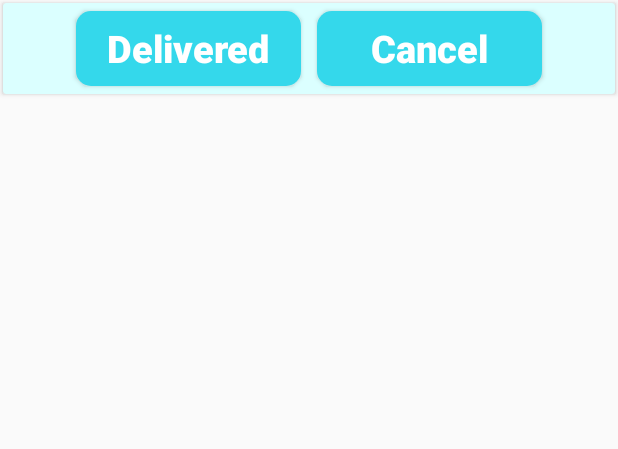
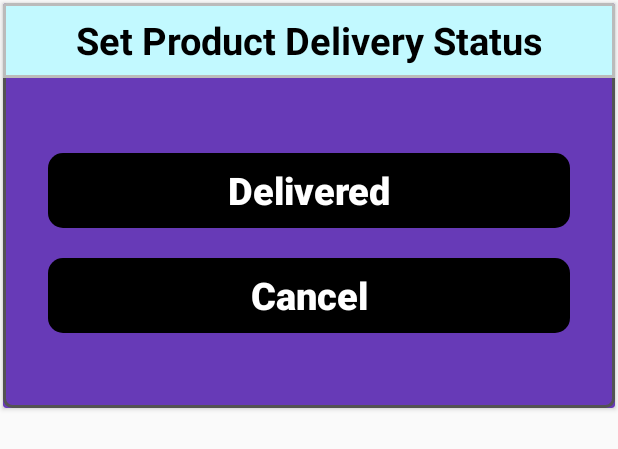
Before and after one commit to Yogesh-Mujawdiya/My_Online_Shop, an Android app: the layout dialog_change_status.xml on its own in the app's theme, with its tools: preview values and no code run, on a phone screen of 412 x 824 dp. Shown: the top 449 px of the screen. Run offline under Robolectric (Android 15) with nearby library versions, the phone set to English and light mode, and no system bars.

Commit message:
Initial Commit

```diff
--- a/app/src/main/java/com/my/online_shop/Adapter/MyOrderAdapter.java
+++ b/app/src/main/java/com/my/online_shop/Adapter/MyOrderAdapter.java
@@ -1,5 +1,6 @@
 package com.my.online_shop.Adapter;
 
+import android.annotation.SuppressLint;
 import android.app.Dialog;
 import android.app.ProgressDialog;
 import android.content.Context;
@@ -73,6 +74,7 @@ public class MyOrderAdapter extends RecyclerView.Adapter<MyOrderAdapter.PlaceOrd
         return new PlaceOrderViewHolder(v);
     }
 
+    @SuppressLint("DefaultLocale")
     @Override
     public void onBindViewHolder(@NonNull final PlaceOrderViewHolder holder, final int position) {
         final Order currentItem = ordersList.get(position);
@@ -98,8 +100,6 @@ public class MyOrderAdapter extends RecyclerView.Adapter<MyOrderAdapter.PlaceOrd
                 holder.relativeLayout.setOnClickListener(new View.OnClickListener() {
                     @Override
                     public void onClick(View view) {
-                        if (currentItem.getDeliver() != "Delivered") {
-                            mDatabase.child("deliver").setValue("Delivered");
                             final Dialog dialog = new Dialog(context);
                             dialog.setContentView(R.layout.dialog_change_status);
                             dialog.setTitle("Change Delivery Status");
@@ -107,7 +107,8 @@ public class MyOrderAdapter extends RecyclerView.Adapter<MyOrderAdapter.PlaceOrd
                                 @Override
                                 public void onClick(View view) {
                                     currentItem.setDeliver("Delivered");
-
+                                    mDatabase.child("deliver").setValue("Delivered");
+                                    mDatabase.child("payment").setValue("Done");
                                     currentItem.setPayment("Done");
                                     holder.textViewPayment.setText(currentItem.getPayment());
                                     holder.textViewStatus.setText(currentItem.getDeliver());
@@ -125,7 +126,6 @@ public class MyOrderAdapter extends RecyclerView.Adapter<MyOrderAdapter.PlaceOrd
                                 }
                             });
                             dialog.show();
-                        }
                     }
                 });
         }
--- a/app/src/main/res/layout/activity_splash_screen.xml
+++ b/app/src/main/res/layout/activity_splash_screen.xml
@@ -39,7 +39,17 @@
             android:layout_margin="50dp"
             android:layout_height="100dp"/>
 
-
     </LinearLayout>
 
+    <TextView
+        android:layout_width="match_parent"
+        android:layout_height="wrap_content"
+        android:textSize="20dp"
+        android:layout_gravity="bottom"
+        android:gravity="center"
+        android:textColor="#000000"
+        android:textStyle="bold"
+        android:layout_margin="10dp"
+        android:fontFamily="cursive"
+        android:text="Developed by Yogesh Mujawdiya"/>
 </FrameLayout>
--- a/app/src/main/res/layout/dialog_change_status.xml
+++ b/app/src/main/res/layout/dialog_change_status.xml
@@ -6,38 +6,52 @@
     android:layout_margin="2dp"
     android:clickable="true"
     android:focusable="true"
-    app:cardBackgroundColor="#DBFFFF"
+    app:cardBackgroundColor="#673AB7"
     android:foreground="?android:attr/selectableItemBackground">
 
     <LinearLayout
-        android:id="@+id/OrderCard"
         android:layout_width="match_parent"
         android:layout_height="wrap_content"
-        android:orientation="horizontal"
-        android:layout_gravity="center"
-        android:gravity="center">
+        android:background="@drawable/capsule_border"
+        android:orientation="vertical">
+    <TextView
+        android:layout_width="match_parent"
+        android:layout_height="wrap_content"
+        android:text="Set Product Delivery Status"
+        android:gravity="center"
+        android:textColor="#000"
+        android:textStyle="bold"
+        android:layout_marginBottom="50dp"
+        android:textSize="25dp"
+        android:background="@drawable/toggle_on"
+        />
+
     <Button
         android:id="@+id/StatusDone"
-            android:layout_width="wrap_content"
+        android:layout_width="match_parent"
         android:layout_height="wrap_content"
-            android:background="@drawable/capsule_blue"
+        android:background="@drawable/capsule_black"
         android:text="Delivered"
         android:textAllCaps="false"
         android:textColor="@color/colorText"
         android:textStyle="bold"
-            android:layout_margin="5dp"
+        android:layout_marginLeft="30dp"
+        android:layout_marginRight="30dp"
+        android:layout_marginBottom="20dp"
         android:textSize="25dp"
         />
     <Button
         android:id="@+id/StatusCancel"
-            android:layout_width="wrap_content"
+        android:layout_width="match_parent"
         android:layout_height="wrap_content"
-            android:background="@drawable/capsule_blue"
+        android:background="@drawable/capsule_black"
         android:text="Cancel"
         android:textAllCaps="false"
         android:textColor="@color/colorText"
         android:textStyle="bold"
-            android:layout_margin="5dp"
+        android:layout_marginLeft="30dp"
+        android:layout_marginRight="30dp"
+        android:layout_marginBottom="50dp"
         android:textSize="25dp"
         />
     </LinearLayout>
```
Lines whose indentation alone changed are shown as unchanged.
